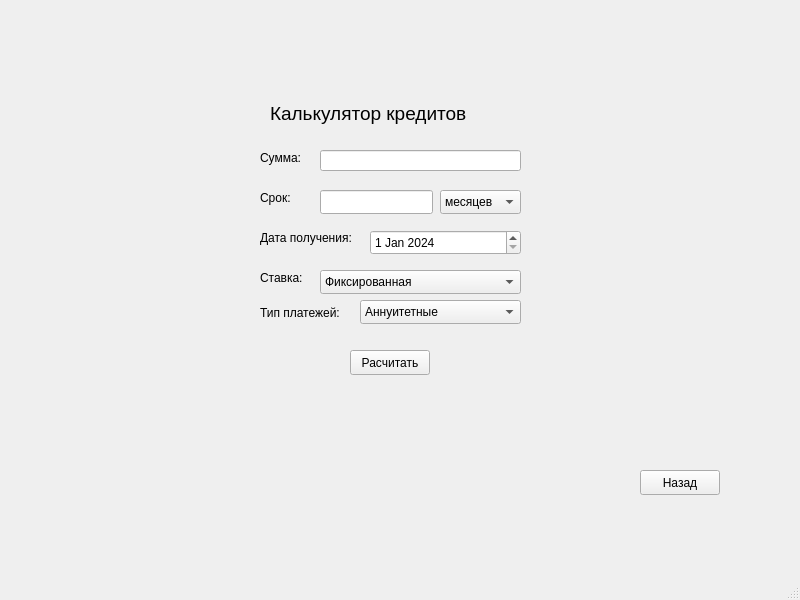
This is ui/mainwindow.ui in vernolll/The-bank-s-application as Qt 5 draws it before an edit. The edited form follows.
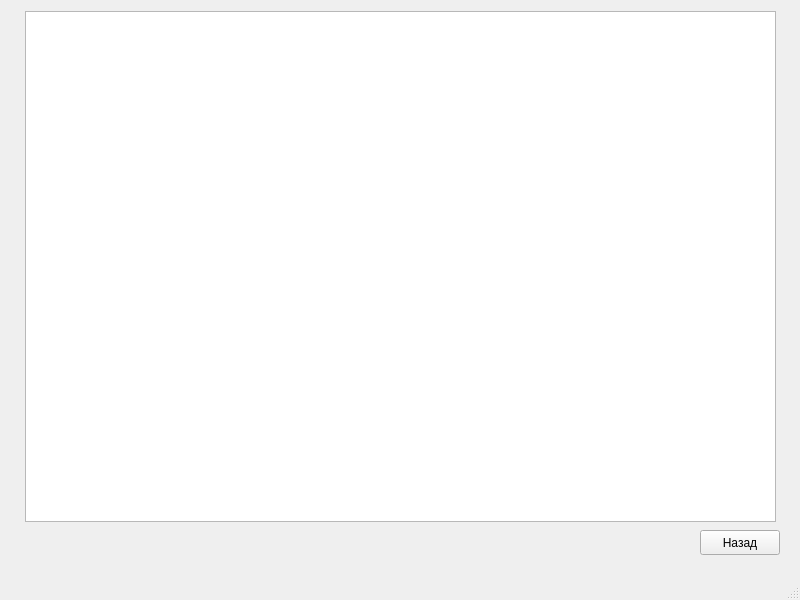
This is the edited form. Custom widgets are drawn as their Qt base class.

```diff
--- a/ui/mainwindow.ui
+++ b/ui/mainwindow.ui
@@ -24,7 +24,7 @@
      </rect>
     </property>
     <property name="currentIndex">
-     <number>7</number>
+     <number>8</number>
     </property>
     <widget class="QWidget" name="page_registration">
      <widget class="QWidget" name="layoutWidget_2">
@@ -792,6 +792,31 @@
       </property>
      </widget>
     </widget>
+    <widget class="QWidget" name="page_report">
+     <widget class="QTableView" name="tableView_credit">
+      <property name="geometry">
+       <rect>
+        <x>25</x>
+        <y>11</y>
+        <width>751</width>
+        <height>511</height>
+       </rect>
+      </property>
+     </widget>
+     <widget class="QPushButton" name="pushButton_back_6">
+      <property name="geometry">
+       <rect>
+        <x>700</x>
+        <y>530</y>
+        <width>80</width>
+        <height>25</height>
+       </rect>
+      </property>
+      <property name="text">
+       <string>Назад</string>
+      </property>
+     </widget>
+    </widget>
    </widget>
   </widget>
   <widget class="QMenuBar" name="menubar">
```
